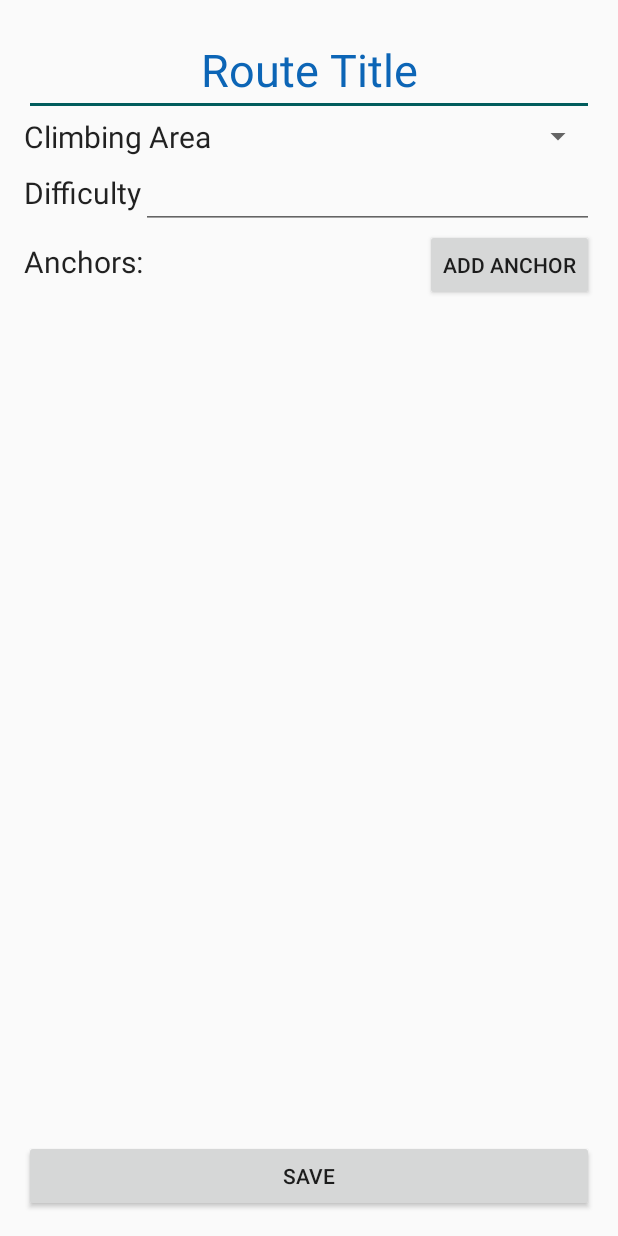
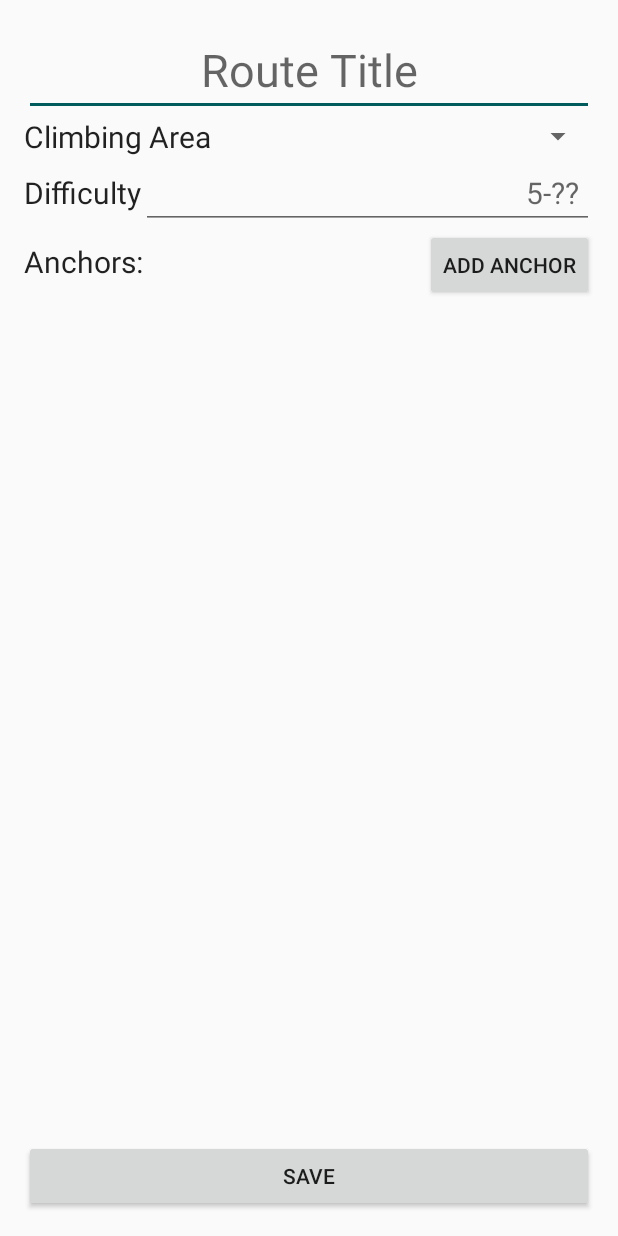
Before and after one commit to mattghall/AndroidFinalProject, an Android app: the screen it shows after launch (EditRouteActivity before the commit, ActivityEdit after it), after a tap on an icon or button, on a phone screen of 412 x 824 dp. Run offline under Robolectric (Android 15) with nearby library versions, the phone set to English and light mode, and no system bars; our stand-ins replace data binding.

Commit message:
Replace all the strings with resources

```diff
--- a/mobile/src/main/AndroidManifest.xml
+++ b/mobile/src/main/AndroidManifest.xml
@@ -27,7 +27,7 @@
             android:configChanges="orientation|keyboardHidden">
 
         </activity>
-        <activity android:name=".EditRouteActivity"
+        <activity android:name=".ActivityEdit"
             android:screenOrientation="portrait"
             android:configChanges="orientation|keyboardHidden">
 
--- a/mobile/src/main/java/com/example/mattghall/finalproject/EditRouteActivity.java
+++ b/mobile/src/main/java/com/example/mattghall/finalproject/ActivityEdit.java
@@ -11,7 +11,7 @@ import java.io.FileInputStream;
 import java.util.ArrayList;
 import java.util.List;
 
-public class EditRouteActivity extends FragmentActivity {
+public class ActivityEdit extends FragmentActivity {
     String FILENAME = "data_file";
     private JSONObject datatails = null;
     public String areaId;
@@ -51,7 +51,7 @@ public class EditRouteActivity extends FragmentActivity {
         }
         catch (Exception e)
         {
-            ToastMachine("Could Not Load Saved Data. Go Ahead! Add some!");
+            ToastMachine(getResources().getString(R.string.noSavedDataMessage));
             e.printStackTrace();
             return new JSONObject();
         }
--- a/mobile/src/main/java/com/example/mattghall/finalproject/Fragment_AreasList.java
+++ b/mobile/src/main/java/com/example/mattghall/finalproject/Fragment_AreasList.java
@@ -73,7 +73,7 @@ public class Fragment_AreasList extends Fragment {
                         e.printStackTrace();
                     }
                 } else {
-                    ToastMachine("Could not load area");
+                    ToastMachine(getResources().getString(R.string.genericErrorMessage));
                 }
             }
         });
@@ -100,7 +100,7 @@ public class Fragment_AreasList extends Fragment {
         }
         catch (Exception e)
         {
-            ToastMachine("Could Not Load Saved Data. Go Ahead! Add some!");
+            ToastMachine(getResources().getString(R.string.noLoadSavedDataMessage));
             e.printStackTrace();
             return new JSONObject();
         }
--- a/mobile/src/main/java/com/example/mattghall/finalproject/Fragment_RouteDetails.java
+++ b/mobile/src/main/java/com/example/mattghall/finalproject/Fragment_RouteDetails.java
@@ -65,7 +65,7 @@ public class Fragment_RouteDetails extends Fragment implements View.OnClickListe
                 EditRoute();
                 break;
             default:
-                ToastMachine("ERRRRRROR");
+                ToastMachine(getResources().getString(R.string.genericErrorMessage));
                 break;
         }
     }
@@ -105,7 +105,7 @@ public class Fragment_RouteDetails extends Fragment implements View.OnClickListe
     void EditRoute()
     {
         paused = true;
-        Intent in = new Intent(getActivity(),EditRouteActivity.class);
+        Intent in = new Intent(getActivity(),ActivityEdit.class);
         in.putExtra("isNew", false);
         in.putExtra("area-id",RDC.area);
         in.putExtra("route-id",RDC.id);
--- a/mobile/src/main/java/com/example/mattghall/finalproject/Fragment_RouteList.java
+++ b/mobile/src/main/java/com/example/mattghall/finalproject/Fragment_RouteList.java
@@ -47,7 +47,7 @@ public class Fragment_RouteList extends Fragment {
             routeIds = GetRouteIds(areaData);
 
         } catch (Exception e) {
-            ToastMachine("Could not get routes");
+            ToastMachine(getResources().getString(R.string.couldNotLoadRoutesMessage));
             e.printStackTrace();
         }
 
@@ -75,7 +75,7 @@ public class Fragment_RouteList extends Fragment {
                }
                 else
                {
-                   ToastMachine("Could not load Route");
+                   ToastMachine(getResources().getString(R.string.couldNotLoadRoutesMessage));
                }
             }
         });
--- a/mobile/src/main/res/layout/fragment_edit.xml
+++ b/mobile/src/main/res/layout/fragment_edit.xml
@@ -14,8 +14,8 @@
             style="@style/DetailsTitle"
             android:layout_width="match_parent"
             android:layout_height="wrap_content"
-            android:text="@{RDC.name}" />
-
+            android:text="@{RDC.name}"
+            android:hint="@string/routeTitlePrompt"/>
         <LinearLayout
             android:layout_width="match_parent"
             android:layout_height="wrap_content"
@@ -74,6 +74,7 @@
                 style="@style/DetailsValue"
                 android:layout_width="match_parent"
                 android:layout_height="wrap_content"
+                android:hint="@string/difficultyHint"
                 android:text="@{RDC.difficulty}" />
         </LinearLayout>
         <LinearLayout
@@ -104,7 +105,6 @@
             <ListView
                 android:id="@+id/anchors_listview"
                 android:layout_width="match_parent"
-                android:layout_weight="1"
                 android:layout_height="350dp"/>
         </LinearLayout>
         <LinearLayout
--- a/mobile/src/main/res/values/strings.xml
+++ b/mobile/src/main/res/values/strings.xml
@@ -5,7 +5,6 @@
     <!-- TODO: Remove or change this placeholder text -->
     <string name="climbing_areas_title">Climbing Areas</string>
     <string name="routes_title">Routes:</string>
-    <string name="title_activity_details">DetailsActivity</string>
 
     <!-- Details Page Labels -->
     <string name="areaLabel">Climbing Area</string>
@@ -29,4 +28,19 @@
     <string name="anchorEntryError">Please enter text into both fields</string>
     <string name="editAnchor">Edit Anchor</string>
     <string name="newArea">New Area</string>
+    <string name="difficultyHint">5-??</string>
+    <string name="deleteConfirmationMessage">Do you really want to delete this route?</string>
+    <string name="yes">Yes</string>
+    <string name="no">No</string>
+    <string name="newRouteSuccessMessage">New Route Successfully Saved</string>
+    <string name="genericErrorMessage">Something went wrong</string>
+    <string name="pleaseSaveRouteFirstMessage">Please save route details before adding anchors</string>
+    <string name="deleteAnchorConfirmation">Do you really want to delete this anchor?</string>
+    <string name="couldNotSaveRouteMessage">Could not save route</string>
+    <string name="saveSuccess">New Data Successfully Saved</string>
+    <string name="routeDeletedMessage">Route Deleted</string>
+    <string name="deletingRouteMessage">Deleting Route</string>
+    <string name="couldNotLoadRoutesMessage">Could not load routes</string>
+    <string name="noSavedDataMessage">Could Not Load Saved Data. Go Ahead! Add some!</string>
+    <string name="noLoadSavedDataMessage">Could not load saved data</string>
 </resources>
```
Also changed, not shown: mobile/src/main/java/com/example/mattghall/finalproject/ActivityMain.java (+5 -5 lines), mobile/src/main/java/com/example/mattghall/finalproject/Fragment_EditRoute.java (+20 -22 lines), mobile/src/main/res/layout/dialog_anchor.xml (+4 -4 lines), mobile/src/main/res/layout/dialog_area.xml (+4 -4 lines), mobile/src/main/res/layout/fragment_details.xml (+0 -13 lines).
